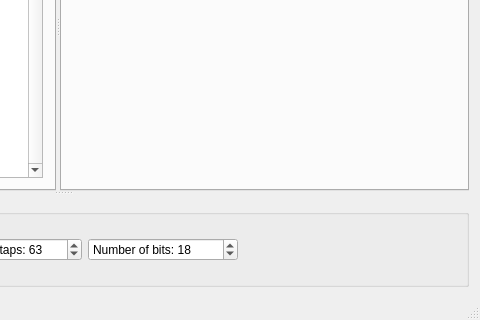
gbrault/firtool, file mainwindow.ui: the form before one commit; both pictures show x 355 to 835 and y 303 to 623 of the 835 by 623 pixel window.
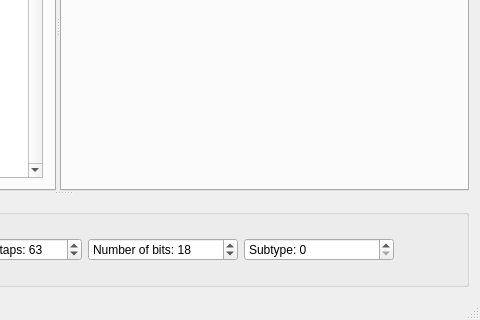
The form after the commit. Icons and pictures are not drawn.

Diff of the .ui file:
```diff
--- a/mainwindow.ui
+++ b/mainwindow.ui
@@ -722,6 +722,28 @@
           </property>
          </widget>
         </item>
+        <item>
+         <widget class="QDoubleSpinBox" name="dsbSubtype">
+          <property name="sizePolicy">
+           <sizepolicy hsizetype="Fixed" vsizetype="Fixed">
+            <horstretch>0</horstretch>
+            <verstretch>0</verstretch>
+           </sizepolicy>
+          </property>
+          <property name="minimumSize">
+           <size>
+            <width>150</width>
+            <height>0</height>
+           </size>
+          </property>
+          <property name="prefix">
+           <string>Subtype: </string>
+          </property>
+          <property name="decimals">
+           <number>0</number>
+          </property>
+         </widget>
+        </item>
         <item>
          <spacer name="horizontalSpacer_5">
           <property name="orientation">
```
